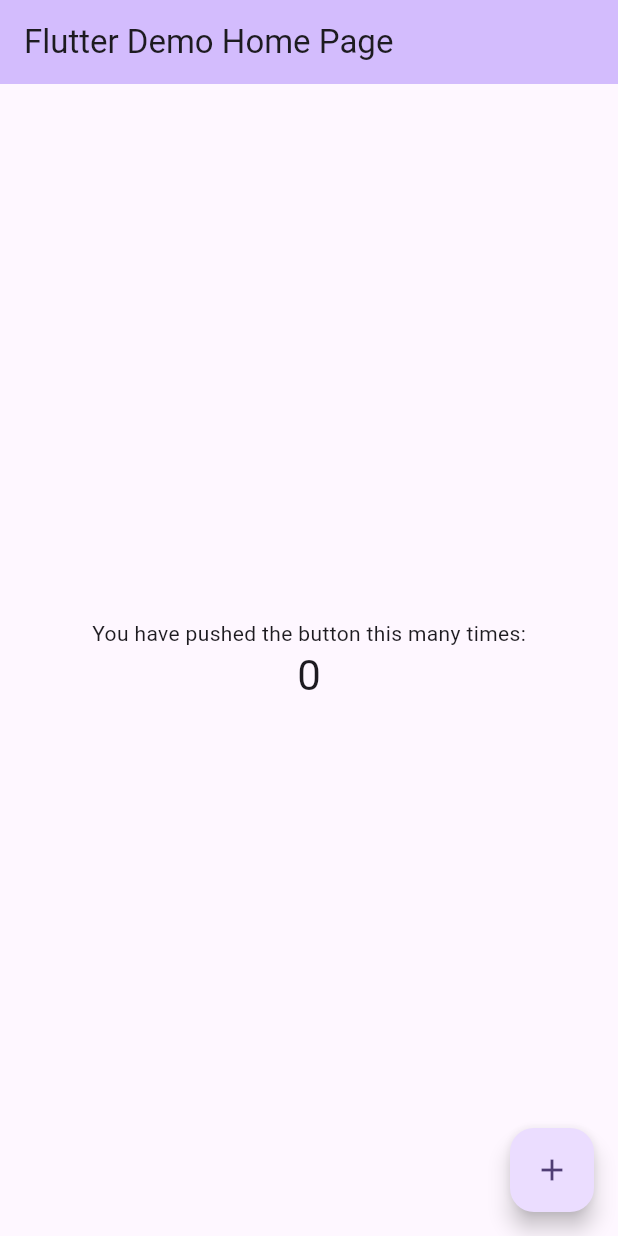
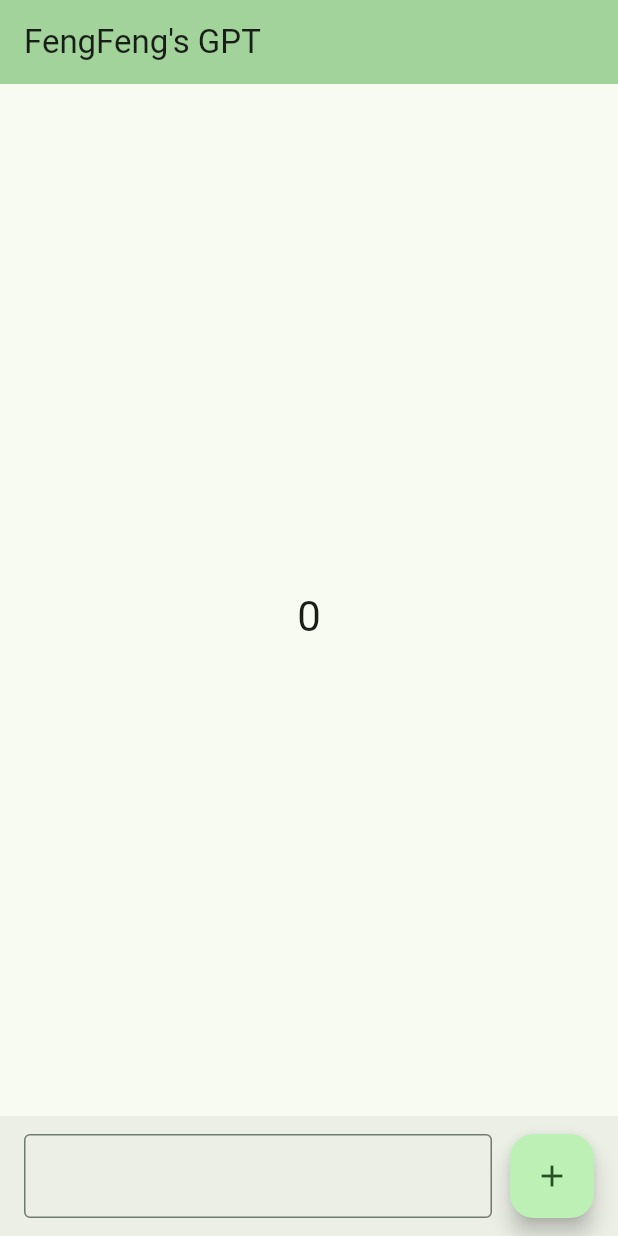
Before and after one commit to NielsLee/NielsLee.github.io, a Flutter app: the screen it shows after launch, on a phone screen of 412 x 824 dp. Run offline on Flutter 3.47's test engine with Material 3 defaults, Android fonts, the phone set to English and light mode, and no system bars; our stand-ins replace flutter_dotenv, flutter_gemini.

Commit message:
实现简单的Gemini文本生成

```diff
--- a/lib/main.dart
+++ b/lib/main.dart
@@ -1,37 +1,32 @@
+import 'dart:developer';
+
 import 'package:flutter/material.dart';
+import 'package:flutter/widgets.dart';
+import 'package:flutter_dotenv/flutter_dotenv.dart';
+import 'package:flutter_gemini/flutter_gemini.dart';
 
-void main() {
+Future<void> main() async {
+
+  await dotenv.load(fileName:('.env'));
+  String apiKey = dotenv.env['GEMINI_API_KEY'] ?? 'INVALID';
+  log(apiKey);
+  Gemini.init(apiKey: apiKey);
+
   runApp(const MyApp());
 }
 
 class MyApp extends StatelessWidget {
   const MyApp({super.key});
 
-  // This widget is the root of your application.
   @override
   Widget build(BuildContext context) {
     return MaterialApp(
-      title: 'Flutter Demo',
+      title: 'FengFeng GPT Home',
       theme: ThemeData(
-        // This is the theme of your application.
-        //
-        // TRY THIS: Try running your application with "flutter run". You'll see
-        // the application has a purple toolbar. Then, without quitting the app,
-        // try changing the seedColor in the colorScheme below to Colors.green
-        // and then invoke "hot reload" (save your changes or press the "hot
-        // reload" button in a Flutter-supported IDE, or press "r" if you used
-        // the command line to start the app).
-        //
-        // Notice that the counter didn't reset back to zero; the application
-        // state is not lost during the reload. To reset the state, use hot
-        // restart instead.
-        //
-        // This works for code too, not just values: Most code changes can be
-        // tested with just a hot reload.
-        colorScheme: ColorScheme.fromSeed(seedColor: Colors.deepPurple),
+        colorScheme: ColorScheme.fromSeed(seedColor: Colors.green),
         useMaterial3: true,
       ),
-      home: const MyHomePage(title: 'Flutter Demo Home Page'),
+      home: const MyHomePage(title: 'FengFeng\'s GPT'),
     );
   }
 }
@@ -56,70 +51,80 @@
 
 class _MyHomePageState extends State<MyHomePage> {
   int _counter = 0;
+  String _response = "";
+  List<Content> chatList = [];
 
-  void _incrementCounter() {
+  final TextEditingController _controller = TextEditingController();
+
+  void _onFabPressed() {
     setState(() {
-      // This call to setState tells the Flutter framework that something has
-      // changed in this State, which causes it to rerun the build method below
-      // so that the display can reflect the updated values. If we changed
-      // _counter without calling setState(), then the build method would not be
-      // called again, and so nothing would appear to happen.
       _counter++;
+    });
+
+    final gemini = Gemini.instance;
+
+    String inputText = _controller.text;
+    _controller.clear();
+
+    gemini.text(inputText).then((value) {
+      setState(() {
+        _response = "$_response\n${value?.content?.parts?.first.text}";
+      });
+    }).catchError((e) {
+      setState(() {
+        _response = "$_response\n${e.runtimeType.toString()}";
+      });
+      log('streamGenerateContent exception', error: e);
     });
   }
 
   @override
+  void dispose() {
+    _controller.dispose();
+    super.dispose();
+  }
+
+  @override
   Widget build(BuildContext context) {
-    // This method is rerun every time setState is called, for instance as done
-    // by the _incrementCounter method above.
-    //
-    // The Flutter framework has been optimized to make rerunning build methods
-    // fast, so that you can just rebuild anything that needs updating rather
-    // than having to individually change instances of widgets.
     return Scaffold(
       appBar: AppBar(
-        // TRY THIS: Try changing the color here to a specific color (to
-        // Colors.amber, perhaps?) and trigger a hot reload to see the AppBar
-        // change color while the other colors stay the same.
         backgroundColor: Theme.of(context).colorScheme.inversePrimary,
-        // Here we take the value from the MyHomePage object that was created by
-        // the App.build method, and use it to set our appbar title.
         title: Text(widget.title),
       ),
       body: Center(
-        // Center is a layout widget. It takes a single child and positions it
-        // in the middle of the parent.
-        child: Column(
-          // Column is also a layout widget. It takes a list of children and
-          // arranges them vertically. By default, it sizes itself to fit its
-          // children horizontally, and tries to be as tall as its parent.
-          //
-          // Column has various properties to control how it sizes itself and
-          // how it positions its children. Here we use mainAxisAlignment to
-          // center the children vertically; the main axis here is the vertical
-          // axis because Columns are vertical (the cross axis would be
-          // horizontal).
-          //
-          // TRY THIS: Invoke "debug painting" (choose the "Toggle Debug Paint"
-          // action in the IDE, or press "p" in the console), to see the
-          // wireframe for each widget.
+        child: SingleChildScrollView(
+            child: Column(
           mainAxisAlignment: MainAxisAlignment.center,
           children: <Widget>[
-            const Text(
-              'You have pushed the button this many times:',
+            Text(
+              _response,
             ),
             Text(
               '$_counter',
               style: Theme.of(context).textTheme.headlineMedium,
             ),
           ],
-        ),
+        )),
       ),
-      floatingActionButton: FloatingActionButton(
-        onPressed: _incrementCounter,
-        tooltip: 'Increment',
-        child: const Icon(Icons.add),
-      ), // This trailing comma makes auto-formatting nicer for build methods.
+      bottomNavigationBar: BottomAppBar(
+          child: Row(
+        children: [
+          Expanded(
+              child: TextField(
+            controller: _controller,
+            decoration: const InputDecoration(border: OutlineInputBorder()),
+            textInputAction: TextInputAction.done,
+            onEditingComplete: _onFabPressed,
+          )),
+          const SizedBox(width: 12),
+          FloatingActionButton(
+            onPressed: _onFabPressed,
+            tooltip: 'Increment',
+            child: const Icon(Icons.add),
+          )
+        ],
+      )),
+      floatingActionButtonLocation: FloatingActionButtonLocation.endContained,
     );
   }
 }
--- a/pubspec.yaml
+++ b/pubspec.yaml
@@ -35,6 +35,8 @@ dependencies:
   # The following adds the Cupertino Icons font to your application.
   # Use with the CupertinoIcons class for iOS style icons.
   cupertino_icons: ^1.0.6
+  flutter_gemini: ^2.0.4
+  flutter_dotenv: ^5.1.0
 
 dev_dependencies:
   flutter_test:
@@ -62,6 +64,8 @@ flutter:
   # assets:
   #   - images/a_dot_burr.jpeg
   #   - images/a_dot_ham.jpeg
+  assets:
+  - .env
 
   # An image asset can refer to one or more resolution-specific "variants", see
   # https://flutter.dev/assets-and-images/#resolution-aware
```
Also changed, not shown: 4 other files.
